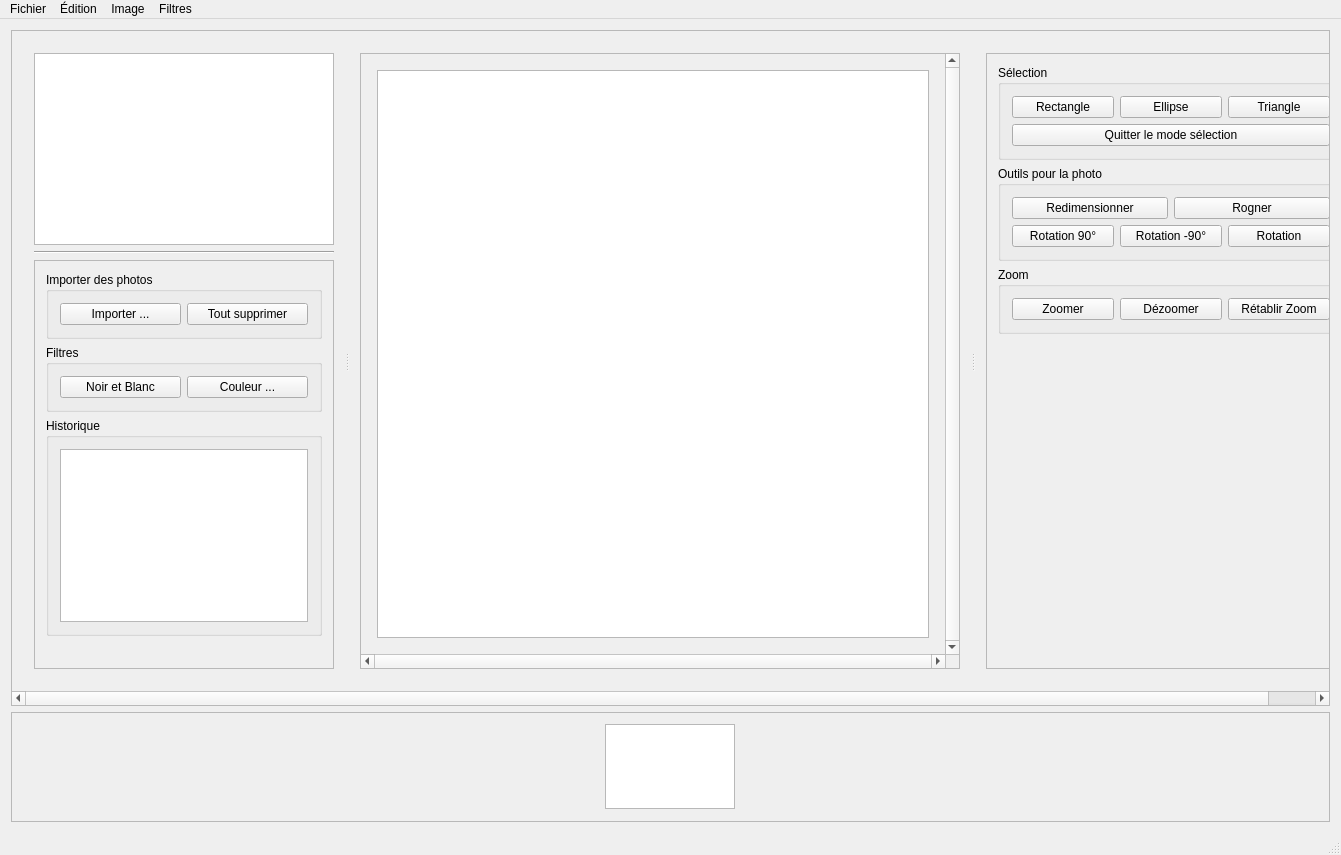
Above: mainwindow.ui from Anthiel/IHM_Qt_M1 before the change. Below: the same form after it.
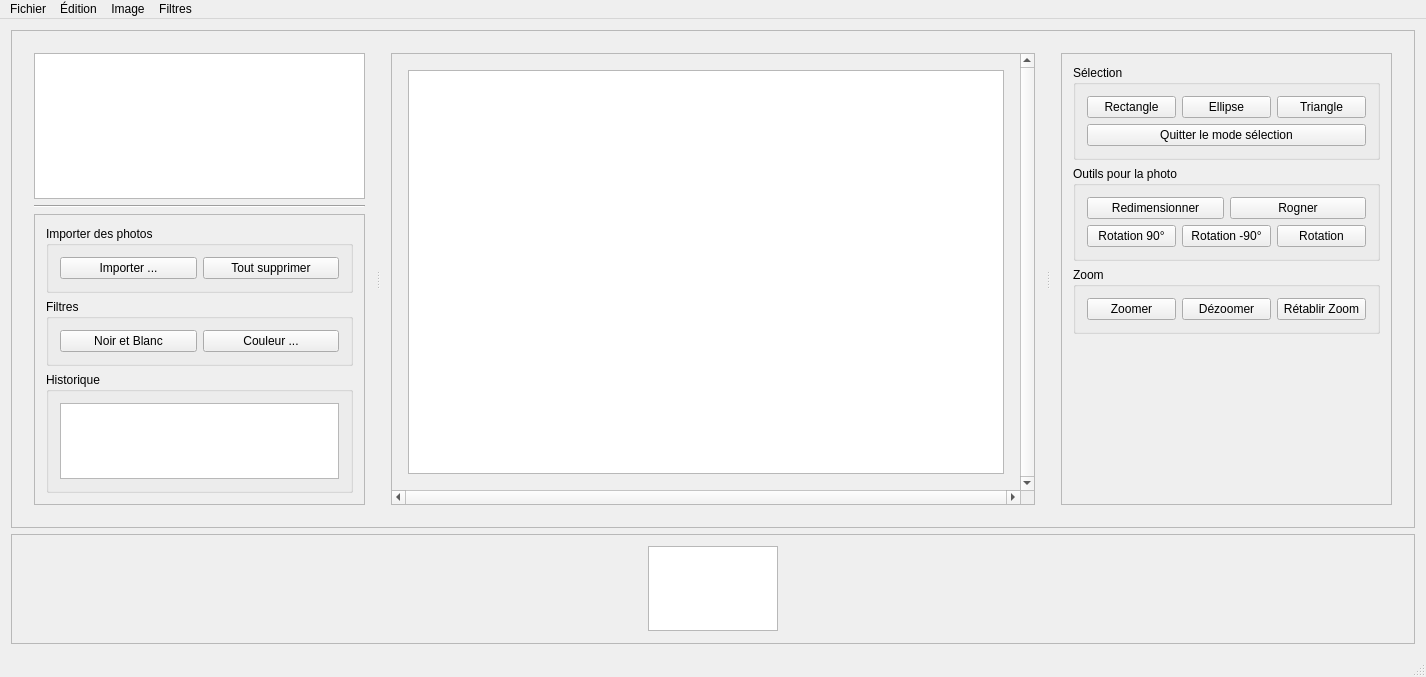
That is the form after the change. Icons and pictures are not drawn. Custom widgets are drawn as their Qt base class.

Commit message: Correction bug rognage

Patch:
```diff
--- a/mainwindow.ui
+++ b/mainwindow.ui
@@ -9,8 +9,8 @@
    <rect>
     <x>0</x>
     <y>0</y>
-    <width>1341</width>
-    <height>855</height>
+    <width>1426</width>
+    <height>677</height>
    </rect>
   </property>
   <property name="sizePolicy">
@@ -59,8 +59,8 @@
             <rect>
              <x>0</x>
              <y>0</y>
-             <width>1313</width>
-             <height>658</height>
+             <width>1402</width>
+             <height>496</height>
             </rect>
            </property>
            <property name="sizePolicy">
@@ -129,12 +129,6 @@
                 </item>
                 <item>
                  <widget class="QScrollArea" name="scrollArea_2">
-                  <property name="minimumSize">
-                   <size>
-                    <width>300</width>
-                    <height>400</height>
-                   </size>
-                  </property>
                   <property name="widgetResizable">
                    <bool>true</bool>
                   </property>
@@ -143,8 +137,8 @@
                     <rect>
                      <x>0</x>
                      <y>0</y>
-                     <width>301</width>
-                     <height>425</height>
+                     <width>334</width>
+                     <height>289</height>
                     </rect>
                    </property>
                    <layout class="QVBoxLayout" name="verticalLayout_3">
@@ -277,8 +271,8 @@
                     <rect>
                      <x>0</x>
                      <y>0</y>
-                     <width>577</width>
-                     <height>611</height>
+                     <width>660</width>
+                     <height>457</height>
                     </rect>
                    </property>
                    <layout class="QGridLayout" name="gridLayout_3">
@@ -367,19 +361,7 @@
                   </property>
                   <property name="minimumSize">
                    <size>
-                    <width>370</width>
-                    <height>600</height>
-                   </size>
-                  </property>
-                  <property name="sizeIncrement">
-                   <size>
-                    <width>0</width>
-                    <height>0</height>
-                   </size>
-                  </property>
-                  <property name="baseSize">
-                   <size>
-                    <width>0</width>
+                    <width>300</width>
                     <height>0</height>
                    </size>
                   </property>
@@ -391,8 +373,8 @@
                     <rect>
                      <x>0</x>
                      <y>0</y>
-                     <width>368</width>
-                     <height>632</height>
+                     <width>351</width>
+                     <height>474</height>
                     </rect>
                    </property>
                    <layout class="QVBoxLayout" name="verticalLayout_6">
@@ -595,7 +577,7 @@
                       <property name="sizeHint" stdset="0">
                        <size>
                         <width>20</width>
-                        <height>60</height>
+                        <height>80</height>
                        </size>
                       </property>
                      </spacer>
@@ -636,8 +618,8 @@
           <rect>
            <x>0</x>
            <y>0</y>
-           <width>1315</width>
-           <height>109</height>
+           <width>1404</width>
+           <height>108</height>
           </rect>
          </property>
          <property name="sizePolicy">
@@ -689,8 +671,8 @@
     <rect>
      <x>0</x>
      <y>0</y>
-     <width>1341</width>
-     <height>26</height>
+     <width>1426</width>
+     <height>21</height>
     </rect>
    </property>
    <widget class="QMenu" name="menuFichier">
```
Left out of the diff: 15 changed lines with no effect on the pictures. The commit also changes 2 other files.
